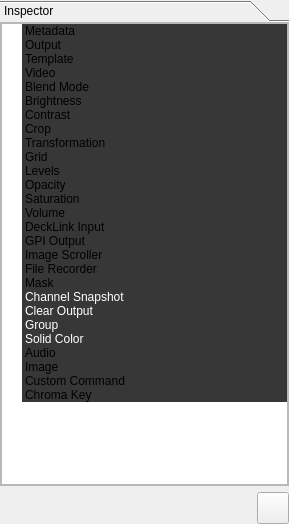
First picture: the form in src/Widgets/Inspector/InspectorWidget.ui, repository CasparCG/client, before the edit.
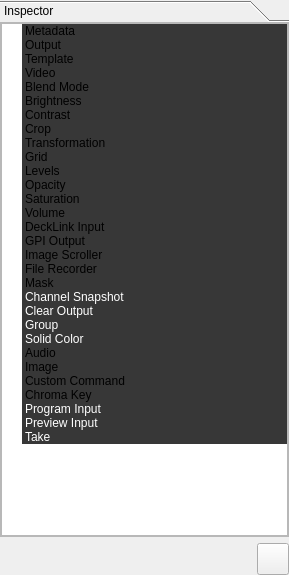
Second picture: the form after the edit.

What changed in the file:
```diff
--- a/src/Widgets/Inspector/InspectorWidget.ui
+++ b/src/Widgets/Inspector/InspectorWidget.ui
@@ -7,7 +7,7 @@
     <x>0</x>
     <y>0</y>
     <width>289</width>
-    <height>524</height>
+    <height>575</height>
    </rect>
   </property>
   <property name="sizePolicy">
@@ -49,7 +49,7 @@
         <x>0</x>
         <y>0</y>
         <width>289</width>
-        <height>463</height>
+        <height>514</height>
        </rect>
       </property>
       <property name="sizePolicy">
@@ -85,7 +85,7 @@
             <x>0</x>
             <y>0</y>
             <width>287</width>
-            <height>461</height>
+            <height>512</height>
            </rect>
           </property>
           <layout class="QVBoxLayout" name="verticalLayout_3">
@@ -741,6 +741,75 @@
                </brush>
               </property>
              </item>
+             <item>
+              <property name="text">
+               <string>Program Input</string>
+              </property>
+              <property name="background">
+               <brush brushstyle="SolidPattern">
+                <color alpha="255">
+                 <red>55</red>
+                 <green>55</green>
+                 <blue>55</blue>
+                </color>
+               </brush>
+              </property>
+              <property name="foreground">
+               <brush brushstyle="SolidPattern">
+                <color alpha="255">
+                 <red>255</red>
+                 <green>255</green>
+                 <blue>255</blue>
+                </color>
+               </brush>
+              </property>
+             </item>
+             <item>
+              <property name="text">
+               <string>Preview Input</string>
+              </property>
+              <property name="background">
+               <brush brushstyle="SolidPattern">
+                <color alpha="255">
+                 <red>55</red>
+                 <green>55</green>
+                 <blue>55</blue>
+                </color>
+               </brush>
+              </property>
+              <property name="foreground">
+               <brush brushstyle="SolidPattern">
+                <color alpha="255">
+                 <red>255</red>
+                 <green>255</green>
+                 <blue>255</blue>
+                </color>
+               </brush>
+              </property>
+             </item>
+             <item>
+              <property name="text">
+               <string>Take</string>
+              </property>
+              <property name="background">
+               <brush brushstyle="SolidPattern">
+                <color alpha="255">
+                 <red>55</red>
+                 <green>55</green>
+                 <blue>55</blue>
+                </color>
+               </brush>
+              </property>
+              <property name="foreground">
+               <brush brushstyle="SolidPattern">
+                <color alpha="255">
+                 <red>255</red>
+                 <green>255</green>
+                 <blue>255</blue>
+                </color>
+               </brush>
+              </property>
+             </item>
             </widget>
            </item>
           </layout>
```
